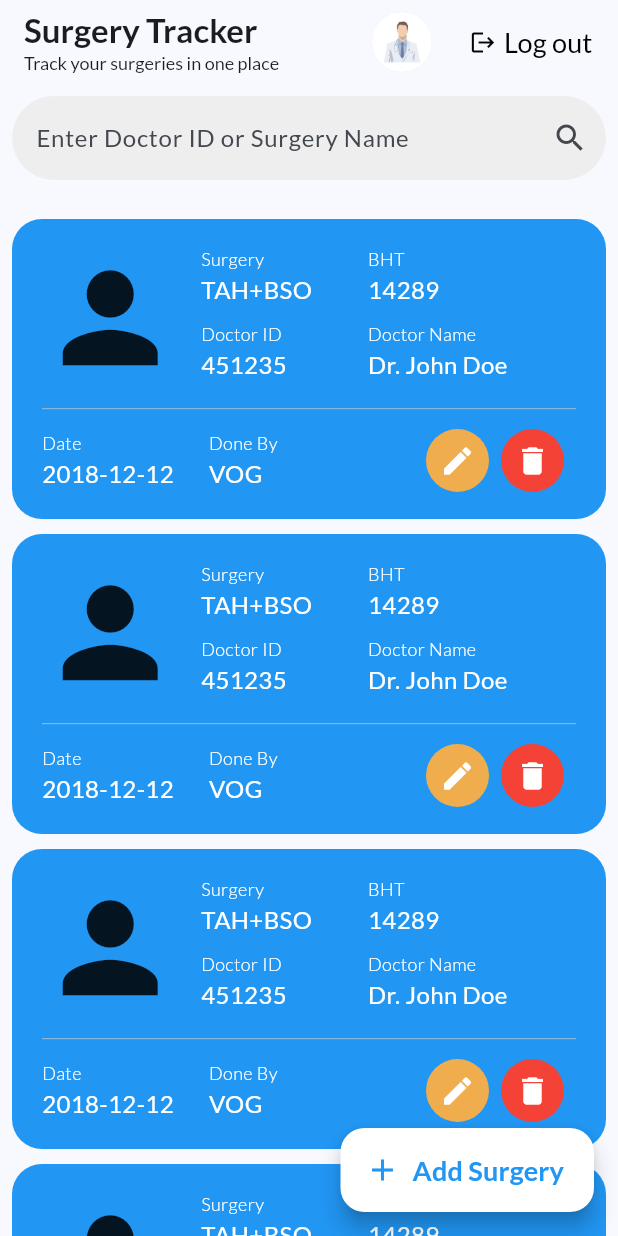
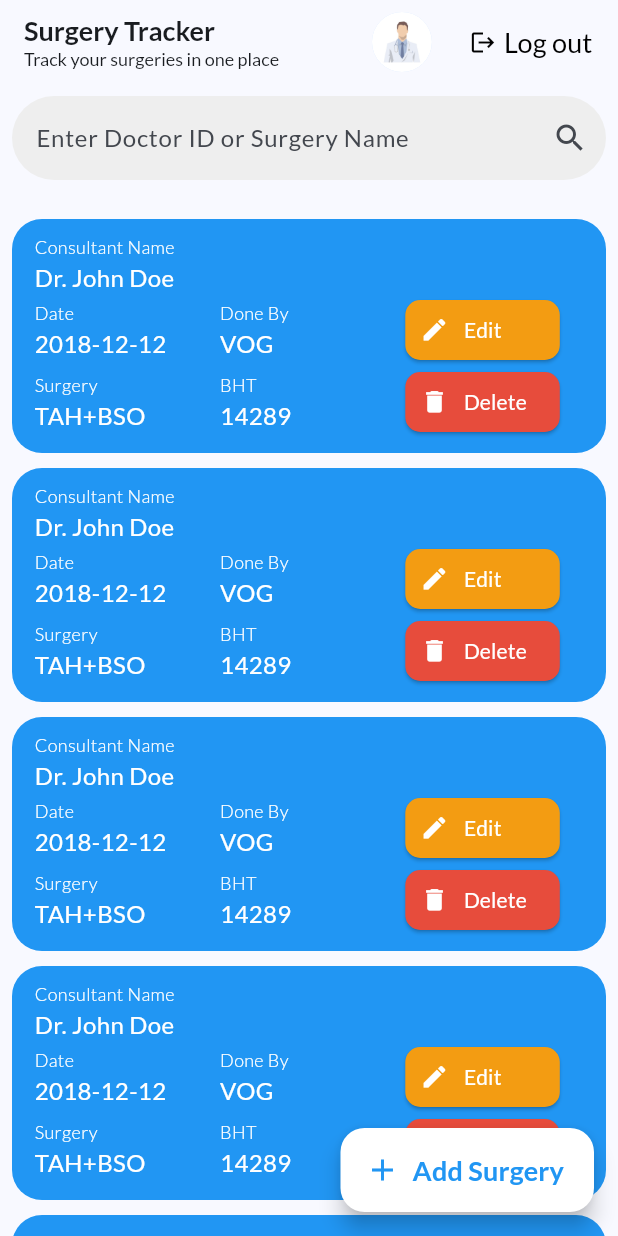
Before and after one commit to MuksithMRA/surgery_tracker, a Flutter app: the Home screen opened directly, on a phone screen of 412 x 824 dp. Run offline on Flutter 3.47's test engine with Material 2 defaults, Android fonts, the phone set to English and light mode, and no system bars; our stand-ins replace google_fonts.

Commit message:
home screen changes

```diff
--- a/lib/screens/home.dart
+++ b/lib/screens/home.dart
@@ -42,6 +42,7 @@ class _HomeState extends State<Home> {
               "Surgery Tracker",
               style: TextStyle(
                 fontWeight: FontWeight.bold,
+                fontSize: 18,
               ),
             ),
             Text(
@@ -142,22 +143,9 @@ class _HomeState extends State<Home> {
                                 color: Colors.blue,
                                 borderRadius: BorderRadius.circular(20),
                               ),
-                              height: 200,
                               width: ScreenSize.width,
                               child: Column(
-                                mainAxisAlignment:
-                                    MainAxisAlignment.spaceBetween,
-                                children: [
-                                  Row(
-                                    children: [
-                                      const Padding(
-                                        padding: EdgeInsets.all(8.0),
-                                        child: Icon(
-                                          Icons.person,
-                                          size: 95,
-                                        ),
-                                      ),
-                                      Column(
+                                crossAxisAlignment: CrossAxisAlignment.start,
                                 children: [
                                   Padding(
                                     padding: const EdgeInsets.symmetric(
@@ -165,102 +153,35 @@ class _HomeState extends State<Home> {
                                     child: Row(
                                       children: [
                                         cardSubItem(
-                                                    "Surgery", "TAH+BSO"),
-                                                const SizedBox(
-                                                  height: 5,
+                                          "Consultant Name",
+                                          "Dr. John Doe",
+                                          width: ScreenSize.width * 0.8,
                                         ),
-                                                cardSubItem("BHT", "14289"),
                                       ],
                                     ),
-                                          ),
-                                          const SizedBox(
-                                            height: 10,
                                   ),
                                   Padding(
                                     padding: const EdgeInsets.symmetric(
                                         horizontal: 5),
                                     child: Row(
                                       children: [
-                                                cardSubItem(
-                                                    "Doctor ID", "451235"),
-                                                const SizedBox(
-                                                  height: 5,
-                                                ),
-                                                cardSubItem("Doctor Name",
-                                                    "Dr. John Doe"),
+                                        cardSubItem("Date", "2018-12-12"),
+                                        cardSubItem("Done By", "VOG"),
+                                        cardActionButton("E"),
                                       ],
-                                            ),
-                                          ),
-                                          const SizedBox(
-                                            height: 5,
-                                          ),
-                                        ],
-                                      )
-                                    ],
-                                  ),
-                                  const Padding(
-                                    padding:
-                                        EdgeInsets.symmetric(horizontal: 10),
-                                    child: Divider(
-                                      height: 3,
-                                      thickness: 0.5,
                                     ),
                                   ),
                                   Padding(
                                     padding: const EdgeInsets.symmetric(
-                                        horizontal: 10),
+                                        horizontal: 5),
                                     child: Row(
                                       children: [
-                                        cardSubItem("Date", "2018-12-12"),
-                                        cardSubItem("Done By", "VOG"),
-                                        Flexible(
-                                          child: ButtonBar(
-                                            children: [
-                                              InkWell(
-                                                onTap: () {},
-                                                child: Container(
-                                                  padding:
-                                                      const EdgeInsets.all(8),
-                                                  decoration:
-                                                      const ShapeDecoration(
-                                                    color: Color(0xfff0ad4e),
-                                                    shape: CircleBorder(
-                                                      side: BorderSide(
-                                                        color:
-                                                            Colors.transparent,
+                                        cardSubItem("Surgery", "TAH+BSO"),
+                                        const SizedBox(
+                                          height: 5,
                                         ),
-                                                    ),
-                                                  ),
-                                                  child: const Icon(
-                                                    Icons.edit,
-                                                    color: Colors.white,
-                                                  ),
-                                                ),
-                                              ),
-                                              InkWell(
-                                                onTap: () {},
-                                                child: Container(
-                                                  padding:
-                                                      const EdgeInsets.all(8),
-                                                  decoration:
-                                                      const ShapeDecoration(
-                                                    color: Colors.red,
-                                                    shape: CircleBorder(
-                                                      side: BorderSide(
-                                                        color:
-                                                            Colors.transparent,
-                                                      ),
-                                                    ),
-                                                  ),
-                                                  child: const Icon(
-                                                    Icons.delete,
-                                                    color: Colors.white,
-                                                  ),
-                                                ),
-                                              ),
-                                            ],
-                                          ),
-                                        ),
+                                        cardSubItem("BHT", "14289"),
+                                        cardActionButton("D"),
                                       ],
                                     ),
                                   )
@@ -284,7 +205,98 @@ class _HomeState extends State<Home> {
     );
   }
 
-  Widget cardSubItem(String title, String subtitle) {
+  Widget cardActionButton(String action) {
+    IconData icon = Icons.edit;
+    String text = "Edit";
+    Color color = const Color(0xfff39c12);
+    if (action == "D") {
+      icon = Icons.delete;
+      text = "Delete";
+      color = const Color(0xffe74c3c);
+    }
+    return ElevatedButton(
+      style: ButtonStyle(
+        padding: MaterialStateProperty.all(
+            const EdgeInsets.symmetric(horizontal: 10)),
+        fixedSize: MaterialStateProperty.all(Size(ScreenSize.width * 0.25, 40)),
+        shape: MaterialStateProperty.all(
+          RoundedRectangleBorder(
+            borderRadius: BorderRadius.circular(10),
+          ),
+        ),
+        backgroundColor: MaterialStateProperty.all(
+          color,
+        ),
+        foregroundColor: MaterialStateProperty.all(
+          Colors.white,
+        ),
+      ),
+      onPressed: () {},
+      child: Row(
+        children: [
+          Icon(
+            icon,
+            size: 19,
+          ),
+          const SizedBox(
+            width: 10,
+          ),
+          Text(text),
+        ],
+      ),
+    );
+  }
+
+  SizedBox cardActionButtons() {
+    return SizedBox(
+      width: ScreenSize.width * 0.27,
+      child: ButtonBar(
+        alignment: MainAxisAlignment.start,
+        children: [
+          InkWell(
+            onTap: () {},
+            child: Container(
+              padding: const EdgeInsets.all(8),
+              decoration: const ShapeDecoration(
+                color: Color(0xfff0ad4e),
+                shape: CircleBorder(
+                  side: BorderSide(
+                    color: Colors.transparent,
+                  ),
+                ),
+              ),
+              child: const Icon(
+                Icons.edit,
+                color: Colors.white,
+                size: 20,
+              ),
+            ),
+          ),
+          InkWell(
+            onTap: () {},
+            child: Container(
+              padding: const EdgeInsets.all(8),
+              decoration: const ShapeDecoration(
+                color: Colors.red,
+                shape: CircleBorder(
+                  side: BorderSide(
+                    color: Colors.transparent,
+                  ),
+                ),
+              ),
+              child: const Icon(
+                Icons.delete,
+                color: Colors.white,
+                size: 20,
+              ),
+            ),
+          ),
+        ],
+      ),
+    );
+  }
+
+  Widget cardSubItem(String title, String subtitle, {double? width}) {
     TextStyle titleStyle = const TextStyle(
         color: Colors.white, fontSize: 12, fontWeight: FontWeight.w300);
     TextStyle subTitleStyle = const TextStyle(
@@ -292,7 +304,7 @@ class _HomeState extends State<Home> {
       fontSize: 16,
     );
     return SizedBox(
-      width: ScreenSize.width * 0.27,
+      width: width ?? ScreenSize.width * 0.3,
       child: Column(
         crossAxisAlignment: CrossAxisAlignment.start,
         children: [
--- a/lib/screens/login.dart
+++ b/lib/screens/login.dart
@@ -62,6 +62,7 @@ class _LoginScreenState extends State<LoginScreen> {
                 height: 10,
               ),
               TextFormField(
+                obscureText: true,
                 autovalidateMode: AutovalidateMode.onUserInteraction,
                 validator: (value) {
                   if (value == null || value.isEmpty) {
```
Also changed, not shown: lib/screens/register.dart (+19 -13 lines), 1 other file. Lines whose indentation alone changed are shown as unchanged.
